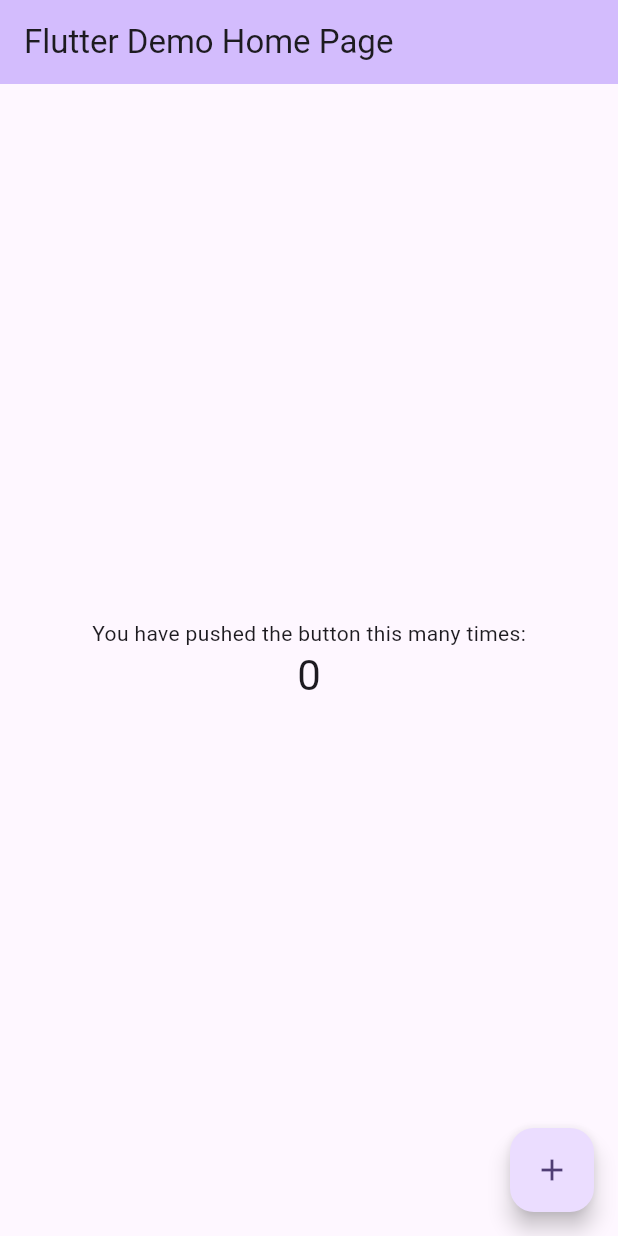
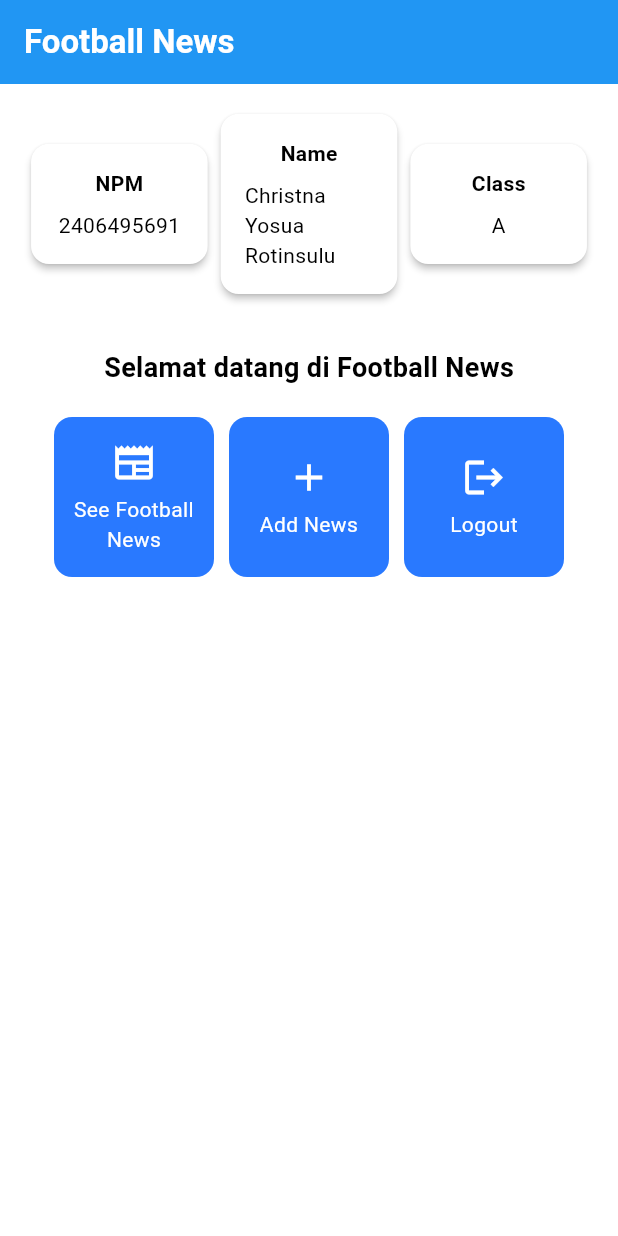
Before and after one commit to christnayosua/house-of-champions-mobile-TI, a Flutter app: the screen it shows after launch, on a phone screen of 412 x 824 dp. Run offline on Flutter 3.47's test engine with Material 3 defaults, Android fonts, the phone set to English and light mode, and no system bars.

Commit message:
Tugas Individu 7 done

```diff
--- a/lib/main.dart
+++ b/lib/main.dart
@@ -1,4 +1,5 @@
 import 'package:flutter/material.dart';
+import 'package:house_of_champions/menu.dart';
 
 void main() {
   runApp(const MyApp());
@@ -28,95 +29,11 @@
         //
         // This works for code too, not just values: Most code changes can be
         // tested with just a hot reload.
-        colorScheme: ColorScheme.fromSeed(seedColor: Colors.deepPurple),
+        colorScheme: ColorScheme.fromSwatch(
+          primarySwatch: Colors.blue,
+        ).copyWith(secondary: Colors.blueAccent[400]),
       ),
-      home: const MyHomePage(title: 'Flutter Demo Home Page'),
+      home: MyHomePage(),
     );
   }
 }
-
-class MyHomePage extends StatefulWidget {
-  const MyHomePage({super.key, required this.title});
-
-  // This widget is the home page of your application. It is stateful, meaning
-  // that it has a State object (defined below) that contains fields that affect
-  // how it looks.
-
-  // This class is the configuration for the state. It holds the values (in this
-  // case the title) provided by the parent (in this case the App widget) and
-  // used by the build method of the State. Fields in a Widget subclass are
-  // always marked "final".
-
-  final String title;
-
-  @override
-  State<MyHomePage> createState() => _MyHomePageState();
-}
-
-class _MyHomePageState extends State<MyHomePage> {
-  int _counter = 0;
-
-  void _incrementCounter() {
-    setState(() {
-      // This call to setState tells the Flutter framework that something has
-      // changed in this State, which causes it to rerun the build method below
-      // so that the display can reflect the updated values. If we changed
-      // _counter without calling setState(), then the build method would not be
-      // called again, and so nothing would appear to happen.
-      _counter++;
-    });
-  }
-
-  @override
-  Widget build(BuildContext context) {
-    // This method is rerun every time setState is called, for instance as done
-    // by the _incrementCounter method above.
-    //
-    // The Flutter framework has been optimized to make rerunning build methods
-    // fast, so that you can just rebuild anything that needs updating rather
-    // than having to individually change instances of widgets.
-    return Scaffold(
-      appBar: AppBar(
-        // TRY THIS: Try changing the color here to a specific color (to
-        // Colors.amber, perhaps?) and trigger a hot reload to see the AppBar
-        // change color while the other colors stay the same.
-        backgroundColor: Theme.of(context).colorScheme.inversePrimary,
-        // Here we take the value from the MyHomePage object that was created by
-        // the App.build method, and use it to set our appbar title.
-        title: Text(widget.title),
-      ),
-      body: Center(
-        // Center is a layout widget. It takes a single child and positions it
-        // in the middle of the parent.
-        child: Column(
-          // Column is also a layout widget. It takes a list of children and
-          // arranges them vertically. By default, it sizes itself to fit its
-          // children horizontally, and tries to be as tall as its parent.
-          //
-          // Column has various properties to control how it sizes itself and
-          // how it positions its children. Here we use mainAxisAlignment to
-          // center the children vertically; the main axis here is the vertical
-          // axis because Columns are vertical (the cross axis would be
-          // horizontal).
-          //
-          // TRY THIS: Invoke "debug painting" (choose the "Toggle Debug Paint"
-          // action in the IDE, or press "p" in the console), to see the
-          // wireframe for each widget.
-          mainAxisAlignment: MainAxisAlignment.center,
-          children: <Widget>[
-            const Text('You have pushed the button this many times:'),
-            Text(
-              '$_counter',
-              style: Theme.of(context).textTheme.headlineMedium,
-            ),
-          ],
-        ),
-      ),
-      floatingActionButton: FloatingActionButton(
-        onPressed: _incrementCounter,
-        tooltip: 'Increment',
-        child: const Icon(Icons.add),
-      ), // This trailing comma makes auto-formatting nicer for build methods.
-    );
-  }
-}
--- /dev/null
+++ b/lib/menu.dart
@@ -0,0 +1,188 @@
+import 'package:flutter/material.dart';
+
+class MyHomePage extends StatelessWidget {
+  MyHomePage({super.key});
+
+  // Membuat card sederhana yang berisi NPM, Nama, dan Kelas
+  final String nama = "Christna Yosua Rotinsulu";
+  final String npm = "2406495691";
+  final String kelas = "A";
+
+  // Menambahkan class ItemHomePage yang berisi tombol-tombol tertentu
+  // Implementasi tombol-tombol yang sudah dibuat tadi
+  final List<ItemHomepage> items = [
+    ItemHomepage("See Football News", Icons.newspaper),
+    ItemHomepage("Add News", Icons.add),
+    ItemHomepage("Logout", Icons.logout),
+  ];
+
+  // Mengintegrasikan infocard dan itemcard untuk ditampilkan di MyHomePage
+  @override
+  Widget build(BuildContext context) {
+    // Scaffold menyediakan struktur dasar halaman dengan AppBar dan body.
+    return Scaffold(
+      // AppBar adalah bagian atas halaman yang menampilkan judul.
+      appBar: AppBar(
+        // Judul aplikasi "Football News" dengan teks putih dan tebal.
+        title: const Text(
+          'Football News',
+          style: TextStyle(color: Colors.white, fontWeight: FontWeight.bold),
+        ),
+        // Warna latar belakang AppBar diambil dari skema warna tema aplikasi.
+        backgroundColor: Theme.of(context).colorScheme.primary,
+      ),
+      // Body halaman dengan padding di sekelilingnya.
+      body: Padding(
+        padding: const EdgeInsets.all(16.0),
+        // Menyusun widget secara vertikal dalam sebuah kolom.
+        child: Column(
+          crossAxisAlignment: CrossAxisAlignment.center,
+          children: [
+            // Row untuk menampilkan 3 InfoCard secara horizontal.
+            Row(
+              mainAxisAlignment: MainAxisAlignment.spaceEvenly,
+              children: [
+                InfoCard(title: 'NPM', content: npm),
+                InfoCard(title: 'Name', content: nama),
+                InfoCard(title: 'Class', content: kelas),
+              ],
+            ),
+
+            // Memberikan jarak vertikal 16 unit.
+            const SizedBox(height: 16.0),
+
+            // Menempatkan widget berikutnya di tengah halaman.
+            Center(
+              child: Column(
+                // Menyusun teks dan grid item secara vertikal.
+                children: [
+                  // Menampilkan teks sambutan dengan gaya tebal dan ukuran 18.
+                  const Padding(
+                    padding: EdgeInsets.only(top: 16.0),
+                    child: Text(
+                      'Selamat datang di Football News',
+                      style: TextStyle(
+                        fontWeight: FontWeight.bold,
+                        fontSize: 18.0,
+                      ),
+                    ),
+                  ),
+
+                  // Grid untuk menampilkan ItemCard dalam bentuk grid 3 kolom.
+                  GridView.count(
+                    primary: true,
+                    padding: const EdgeInsets.all(20),
+                    crossAxisSpacing: 10,
+                    mainAxisSpacing: 10,
+                    crossAxisCount: 3,
+                    // Agar grid menyesuaikan tinggi kontennya.
+                    shrinkWrap: true,
+
+                    // Menampilkan ItemCard untuk setiap item dalam list items.
+                    children: items.map((ItemHomepage item) {
+                      return ItemCard(item);
+                    }).toList(),
+                  ),
+                ],
+              ),
+            ),
+          ],
+        ),
+      ),
+    );
+  }
+}
+
+// Penambahan class InfoCard untuk membuat card sederhana yang sudah didefinisikan tadi
+class InfoCard extends StatelessWidget {
+  // Kartu informasi yang menampilkan title dan content.
+
+  final String title; // Judul kartu.
+  final String content; // Isi kartu.
+
+  const InfoCard({super.key, required this.title, required this.content});
+
+  @override
+  Widget build(BuildContext context) {
+    return Card(
+      // Membuat kotak kartu dengan bayangan dibawahnya.
+      elevation: 2.0,
+      child: Container(
+        // Mengatur ukuran dan jarak di dalam kartu.
+        width:
+            MediaQuery.of(context).size.width /
+            3.5, // menyesuaikan dengan lebar device yang digunakan.
+        padding: const EdgeInsets.all(16.0),
+        // Menyusun title dan content secara vertikal.
+        child: Column(
+          children: [
+            Text(title, style: const TextStyle(fontWeight: FontWeight.bold)),
+            const SizedBox(height: 8.0),
+            Text(content),
+          ],
+        ),
+      ),
+    );
+  }
+}
+
+// Membuat button card sederhana dengan icon
+class ItemHomepage {
+  final String name;
+  final IconData icon;
+
+  ItemHomepage(this.name, this.icon);
+}
+
+// Class untuk menampilkan tombol-tombol yang sudah dibuat
+// Hanya menampilkan snackbar yang berisi pesan "Kamu telah menekan tombol [nama button]"
+class ItemCard extends StatelessWidget {
+  // Menampilkan kartu dengan ikon dan nama.
+
+  final ItemHomepage item;
+
+  const ItemCard(this.item, {super.key});
+
+  @override
+  Widget build(BuildContext context) {
+    return Material(
+      // Menentukan warna latar belakang dari tema aplikasi.
+      color: Theme.of(context).colorScheme.secondary,
+      // Membuat sudut kartu melengkung.
+      borderRadius: BorderRadius.circular(12),
+
+      child: InkWell(
+        // Aksi ketika kartu ditekan.
+        onTap: () {
+          // Menampilkan pesan SnackBar saat kartu ditekan.
+          ScaffoldMessenger.of(context)
+            ..hideCurrentSnackBar()
+            ..showSnackBar(
+              SnackBar(
+                content: Text("Kamu telah menekan tombol ${item.name}!"),
+              ),
+            );
+        },
+        // Container untuk menyimpan Icon dan Text
+        child: Container(
+          padding: const EdgeInsets.all(8),
+          child: Center(
+            child: Column(
+              // Menyusun ikon dan teks di tengah kartu.
+              mainAxisAlignment: MainAxisAlignment.center,
+              children: [
+                Icon(item.icon, color: Colors.white, size: 30.0),
+                const Padding(padding: EdgeInsets.all(3)),
+                Text(
+                  item.name,
+                  textAlign: TextAlign.center,
+                  style: const TextStyle(color: Colors.white),
+                ),
+              ],
+            ),
+          ),
+        ),
+      ),
+    );
+  }
+}
```
